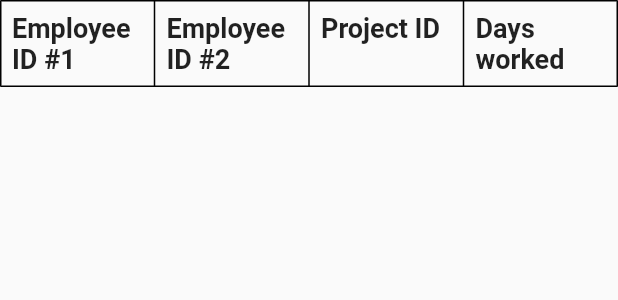
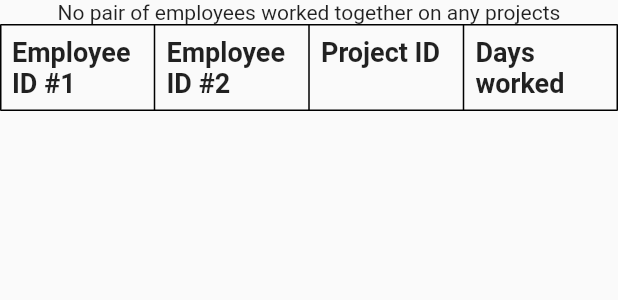
Before and after one commit to JaklinB/Jaklin-Basheva-employees, a Flutter app: the TableLayout widget shown alone on an empty page, opened directly with empty values, on a phone screen of 412 x 824 dp. Shown: the top 300 px of the screen. Run offline on Flutter 3.47's test engine with Material 2 defaults, Android fonts, the phone set to English and light mode, and no system bars; our stand-ins replace carousel_slider, csv, file_picker.

Commit message:
get the pair of employees who have worked together the longest

```diff
--- a/lib/ui/table.dart
+++ b/lib/ui/table.dart
@@ -31,10 +31,12 @@ class _TableLayoutState extends State<TableLayout> {
         for (var j = i + 1; j < projects.length; j++) {
           if (projects[i].empId != projects[j].empId) {
             int daysWorked = 0;
-          DateTime start = projects[i].dateFrom.compareTo(projects[j].dateFrom) > 0
+            DateTime start =
+                projects[i].dateFrom.compareTo(projects[j].dateFrom) > 0
                     ? projects[i].dateFrom
                     : projects[j].dateFrom;
-          DateTime? end = projects[i].dateTo != null && projects[j].dateTo != null
+            DateTime? end =
+                projects[i].dateTo != null && projects[j].dateTo != null
                     ? projects[i].dateTo!.compareTo(projects[j].dateTo!) > 0
                         ? projects[j].dateTo
                         : projects[i].dateTo
@@ -58,9 +60,50 @@ class _TableLayoutState extends State<TableLayout> {
     return commonProjects;
   }
 
+  String getPairWorkedLongest(List<Map<String, dynamic>> commonProjects) {
+    Map<String, int> employeePairs = {};
+    for (var project in commonProjects) {
+      String empPair = '${project['empId1']}-${project['empId2']}';
+      if (!employeePairs.containsKey(empPair)) {
+        employeePairs[empPair] = 0;
+      }
+      employeePairs[empPair] =
+          (employeePairs[empPair] ?? 0) + (project['daysWorked'] as int);
+    }
+
+    int maxTime = 0;
+    List<String> maxPairs = [];
+    for (var empPair in employeePairs.keys) {
+      if (employeePairs[empPair]! > maxTime) {
+        maxTime = employeePairs[empPair]!;
+        maxPairs = [empPair];
+      } else if (employeePairs[empPair] == maxTime) {
+        maxPairs.add(empPair);
+      }
+    }
+
+    if (maxPairs.length == 1) {
+      List<String> empIds = maxPairs[0].split('-');
+      return 'Employees ${empIds[0]} and ${empIds[1]} worked the most time together: ${maxTime} days';
+    } else if (maxPairs.length > 1) {
+      List<String> pairMessages = [];
+      for (var empPair in maxPairs) {
+        List<String> empIds = empPair.split('-');
+        pairMessages.add(
+            'Employees ${empIds[0]} and ${empIds[1]}: ${employeePairs[empPair]} days');
+      }
+      return 'There is more than one pair of employees that worked the most time together:\n${pairMessages.join('\n')}';
+    } else {
+      return 'No pair of employees worked together on any projects';
+    }
+  }
+
   @override
   Widget build(BuildContext context) {
-    return Table(
+    return Column(
+      children: [
+        Text(getPairWorkedLongest(getCommonProjects())),
+        Table(
           border: TableBorder.all(width: 1.0),
           children: [
             TableRow(children: [
@@ -77,6 +120,8 @@ class _TableLayoutState extends State<TableLayout> {
                 buildTableCell(project['daysWorked'].toString()),
               ]);
             }).toList(),
+          ],
+        ),
       ],
     );
   }
```
Lines whose indentation alone changed are shown as unchanged.
